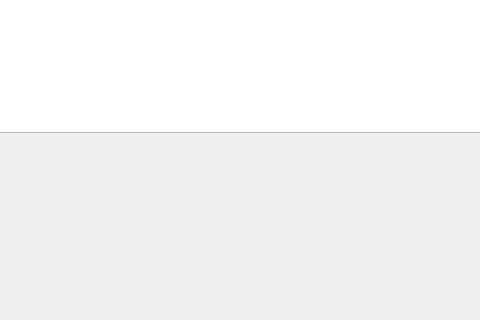
First picture: the form in ui/poll_result.ui, repository yuyan235813/balance_platform, before the edit; both pictures show x 247 to 727 and y 139 to 459 of the 827 by 459 pixel window.
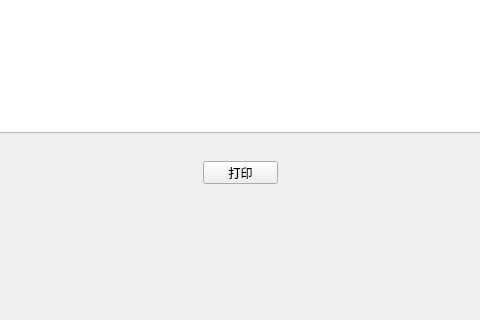
Second picture: the form after the edit.

What changed in the file:
```diff
--- a/ui/poll_result.ui
+++ b/ui/poll_result.ui
@@ -23,6 +23,24 @@
     </rect>
    </property>
   </widget>
+  <widget class="QPushButton" name="printPushButton">
+   <property name="geometry">
+    <rect>
+     <x>450</x>
+     <y>300</y>
+     <width>75</width>
+     <height>23</height>
+    </rect>
+   </property>
+   <property name="font">
+    <font>
+     <kerning>true</kerning>
+    </font>
+   </property>
+   <property name="text">
+    <string>打印</string>
+   </property>
+  </widget>
  </widget>
  <resources/>
  <connections/>
```
